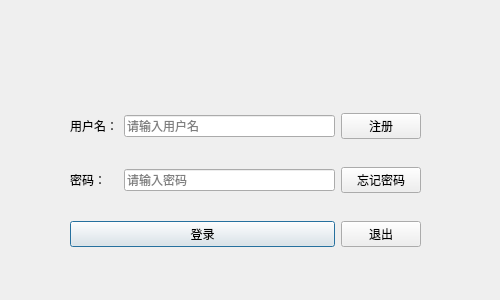
idy002/ticket, file Ticket/logindialog.ui: the form before one commit.
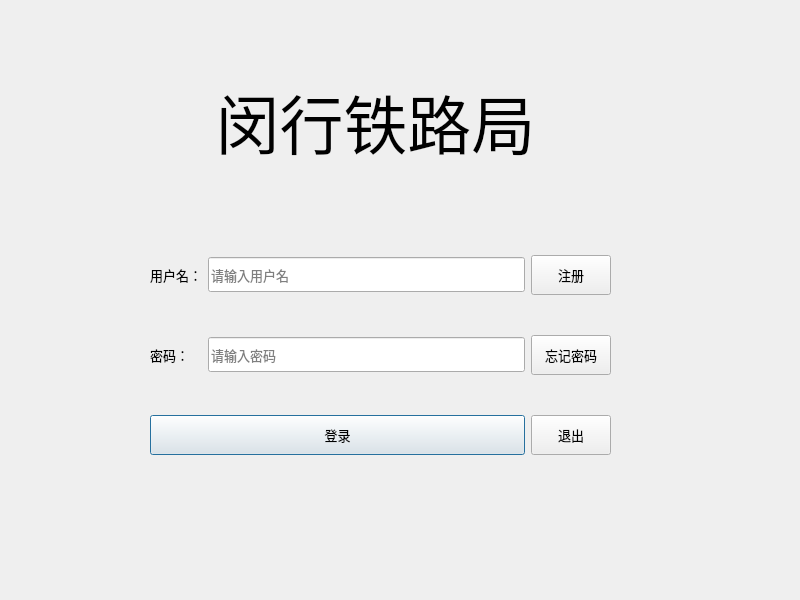
The form after the commit. Icons and pictures are not drawn.

Diff of the .ui file:
```diff
--- a/Ticket/logindialog.ui
+++ b/Ticket/logindialog.ui
@@ -9,8 +9,8 @@
    <rect>
     <x>0</x>
     <y>0</y>
-    <width>500</width>
-    <height>300</height>
+    <width>800</width>
+    <height>600</height>
    </rect>
   </property>
   <property name="sizePolicy">
@@ -21,14 +21,14 @@
   </property>
   <property name="minimumSize">
    <size>
-    <width>500</width>
-    <height>300</height>
+    <width>800</width>
+    <height>600</height>
    </size>
   </property>
   <property name="maximumSize">
    <size>
-    <width>500</width>
-    <height>300</height>
+    <width>800</width>
+    <height>600</height>
    </size>
   </property>
   <property name="windowTitle">
@@ -37,18 +37,30 @@
   <widget class="QWidget" name="layoutWidget">
    <property name="geometry">
     <rect>
-     <x>70</x>
-     <y>100</y>
-     <width>351</width>
-     <height>161</height>
+     <x>150</x>
+     <y>230</y>
+     <width>461</width>
+     <height>251</height>
     </rect>
    </property>
+   <property name="font">
+    <font>
+     <family>华文宋体</family>
+     <pointsize>10</pointsize>
+    </font>
+   </property>
    <layout class="QGridLayout" name="gridLayout">
     <property name="verticalSpacing">
      <number>15</number>
     </property>
     <item row="0" column="0">
      <widget class="QLabel" name="label">
+      <property name="font">
+       <font>
+        <family>华文宋体</family>
+        <pointsize>10</pointsize>
+       </font>
+      </property>
       <property name="text">
        <string>用户名：</string>
       </property>
@@ -56,6 +68,18 @@
     </item>
     <item row="2" column="0" colspan="2">
      <widget class="QPushButton" name="loginPushButton">
+      <property name="minimumSize">
+       <size>
+        <width>0</width>
+        <height>40</height>
+       </size>
+      </property>
+      <property name="font">
+       <font>
+        <family>华文宋体</family>
+        <pointsize>10</pointsize>
+       </font>
+      </property>
       <property name="text">
        <string>登录</string>
       </property>
@@ -63,6 +87,12 @@
     </item>
     <item row="1" column="0">
      <widget class="QLabel" name="label_2">
+      <property name="font">
+       <font>
+        <family>华文宋体</family>
+        <pointsize>10</pointsize>
+       </font>
+      </property>
       <property name="text">
        <string>密码：</string>
       </property>
@@ -70,6 +100,18 @@
     </item>
     <item row="2" column="2">
      <widget class="QPushButton" name="exitPushButton">
+      <property name="minimumSize">
+       <size>
+        <width>0</width>
+        <height>40</height>
+       </size>
+      </property>
+      <property name="font">
+       <font>
+        <family>华文宋体</family>
+        <pointsize>10</pointsize>
+       </font>
+      </property>
       <property name="text">
        <string>退出</string>
       </property>
@@ -77,6 +119,18 @@
     </item>
     <item row="0" column="1">
      <widget class="QLineEdit" name="idLE">
+      <property name="minimumSize">
+       <size>
+        <width>0</width>
+        <height>35</height>
+       </size>
+      </property>
+      <property name="font">
+       <font>
+        <family>华文宋体</family>
+        <pointsize>10</pointsize>
+       </font>
+      </property>
       <property name="placeholderText">
        <string>请输入用户名</string>
       </property>
@@ -84,6 +138,18 @@
     </item>
     <item row="1" column="1">
      <widget class="QLineEdit" name="pwdLE">
+      <property name="minimumSize">
+       <size>
+        <width>0</width>
+        <height>35</height>
+       </size>
+      </property>
+      <property name="font">
+       <font>
+        <family>华文宋体</family>
+        <pointsize>10</pointsize>
+       </font>
+      </property>
       <property name="inputMethodHints">
        <set>Qt::ImhHiddenText|Qt::ImhNoAutoUppercase|Qt::ImhNoPredictiveText|Qt::ImhSensitiveData</set>
       </property>
@@ -97,6 +163,18 @@
     </item>
     <item row="0" column="2">
      <widget class="QPushButton" name="signupPushButton">
+      <property name="minimumSize">
+       <size>
+        <width>0</width>
+        <height>40</height>
+       </size>
+      </property>
+      <property name="font">
+       <font>
+        <family>华文宋体</family>
+        <pointsize>10</pointsize>
+       </font>
+      </property>
       <property name="text">
        <string>注册</string>
       </property>
@@ -104,6 +182,18 @@
     </item>
     <item row="1" column="2">
      <widget class="QPushButton" name="forgetPwdPushButton">
+      <property name="minimumSize">
+       <size>
+        <width>0</width>
+        <height>40</height>
+       </size>
+      </property>
+      <property name="font">
+       <font>
+        <family>华文宋体</family>
+        <pointsize>10</pointsize>
+       </font>
+      </property>
       <property name="text">
        <string>忘记密码</string>
       </property>
@@ -111,6 +201,66 @@
     </item>
    </layout>
   </widget>
+  <widget class="QLabel" name="label_3">
+   <property name="geometry">
+    <rect>
+     <x>190</x>
+     <y>50</y>
+     <width>371</width>
+     <height>141</height>
+    </rect>
+   </property>
+   <property name="font">
+    <font>
+     <family>华文新魏</family>
+     <pointsize>48</pointsize>
+    </font>
+   </property>
+   <property name="text">
+    <string>闵行铁路局</string>
+   </property>
+   <property name="alignment">
+    <set>Qt::AlignCenter</set>
+   </property>
+  </widget>
+  <widget class="QLabel" name="label_4">
+   <property name="geometry">
+    <rect>
+     <x>30</x>
+     <y>70</y>
+     <width>131</width>
+     <height>111</height>
+    </rect>
+   </property>
+   <property name="text">
+    <string/>
+   </property>
+   <property name="pixmap">
+    <pixmap resource="myicon.qrc">:/myimages/images/loginr.png</pixmap>
+   </property>
+   <property name="scaledContents">
+    <bool>true</bool>
+   </property>
+  </widget>
+  <widget class="QLabel" name="label_5">
+   <property name="geometry">
+    <rect>
+     <x>600</x>
+     <y>70</y>
+     <width>131</width>
+     <height>111</height>
+    </rect>
+   </property>
+   <property name="text">
+    <string/>
+   </property>
+   <property name="pixmap">
+    <pixmap resource="myicon.qrc">:/myimages/images/loginl.png</pixmap>
+   </property>
+   <property name="scaledContents">
+    <bool>true</bool>
+   </property>
+  </widget>
  </widget>
  <tabstops>
   <tabstop>idLE</tabstop>
```
Left out of the diff: 4 changed lines with no effect on the pictures.
